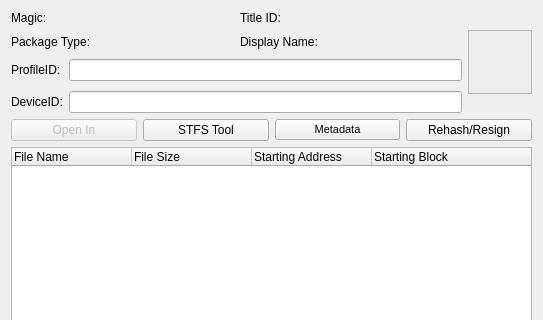
Qt form Velocity/packageviewer.ui (hetelek/Velocity) before a commit; both pictures show x 0 to 543 and y 0 to 320 of the 543 by 526 pixel window.
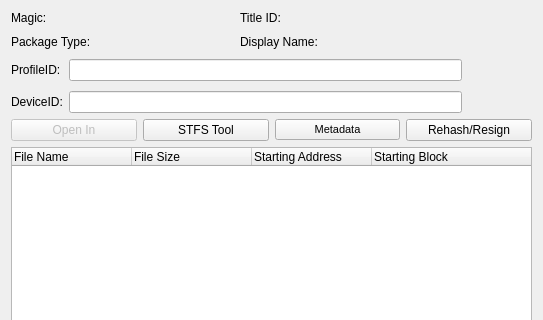
The same form after that commit. Icons and pictures are not drawn.

Commit message: XEX files now have an icon

The edit to the form file:
```diff
--- a/Velocity/packageviewer.ui
+++ b/Velocity/packageviewer.ui
@@ -75,7 +75,7 @@
         </size>
        </property>
        <property name="frameShape">
-        <enum>QFrame::StyledPanel</enum>
+        <enum>QFrame::NoFrame</enum>
        </property>
        <property name="frameShadow">
         <enum>QFrame::Plain</enum>
```
The commit also changes 2 other files.
